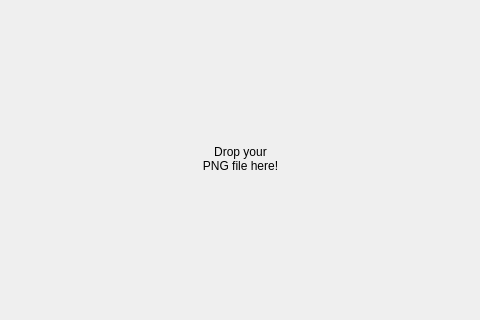
Before: the Qt Designer form ui/mainwindow.ui in ayoy/font2bytes, drawn with Qt 5; both pictures show x 293 to 773 and y 122 to 442 of the 865 by 583 pixel window.
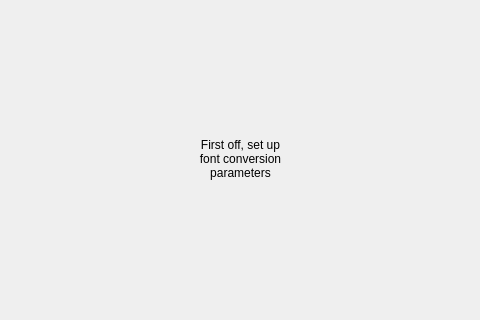
After: the same form once the commit is applied. Custom widgets are drawn as their Qt base class.

Commit message: Add PromptLabel, a superclass of DropLabel, and separate info label and prompt label

```diff
--- a/ui/mainwindow.ui
+++ b/ui/mainwindow.ui
@@ -180,6 +180,22 @@
        <number>0</number>
       </property>
       <widget class="QWidget" name="page">
+       <layout class="QGridLayout" name="gridLayout_2">
+        <item row="0" column="0">
+         <widget class="PromptLabel" name="infoLabel">
+          <property name="text">
+           <string>First off, set up
+font conversion
+parameters</string>
+          </property>
+          <property name="alignment">
+           <set>Qt::AlignCenter</set>
+          </property>
+         </widget>
+        </item>
+       </layout>
+      </widget>
+      <widget class="QWidget" name="page_2">
        <layout class="QGridLayout" name="gridLayout">
         <property name="leftMargin">
          <number>0</number>
@@ -280,6 +296,11 @@
    <header>droppablestackedwidget.h</header>
    <container>1</container>
   </customwidget>
+  <customwidget>
+   <class>PromptLabel</class>
+   <extends>QLabel</extends>
+   <header>promptlabel.h</header>
+  </customwidget>
  </customwidgets>
  <resources/>
  <connections/>
```
Left out of the diff: 2 changed lines with no effect on the pictures. The commit also changes 8 other files.
